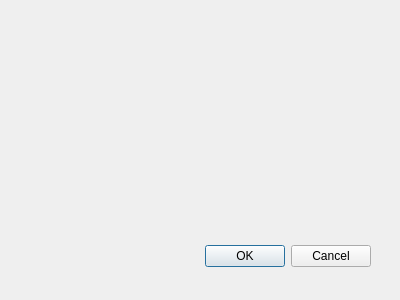
Old version of the form ui_qgistilemillexport.ui in the repository yuletide/QGISTileMillExport.
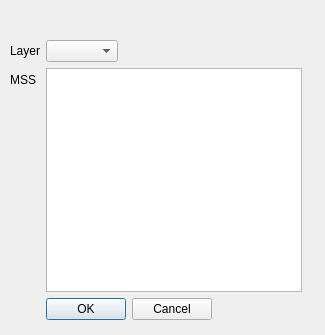
New version of the form.

Commit message: added new dialog box

Patch:
```diff
--- a/ui_qgistilemillexport.ui
+++ b/ui_qgistilemillexport.ui
@@ -1,32 +1,67 @@
 <ui version="4.0" >
  <class>QGISTileMillExport</class>
- <widget class="QDialog" name="QGISTileMillExport" >
-  <property name="geometry" >
+ <widget class="QDialog" name="QGISTileMillExport">
+  <property name="geometry">
    <rect>
     <x>0</x>
     <y>0</y>
-    <width>400</width>
-    <height>300</height>
+    <width>325</width>
+    <height>335</height>
    </rect>
   </property>
   <property name="windowTitle" >
    <string>QGISTileMillExport</string>
   </property>
-  <widget class="QDialogButtonBox" name="buttonBox" >
-   <property name="geometry" >
+  <widget class="QWidget" name="">
+   <property name="geometry">
     <rect>
-     <x>30</x>
-     <y>240</y>
-     <width>341</width>
-     <height>32</height>
+     <x>10</x>
+     <y>40</y>
+     <width>300</width>
+     <height>280</height>
     </rect>
    </property>
-   <property name="orientation" >
-    <enum>Qt::Horizontal</enum>
-   </property>
-   <property name="standardButtons" >
-    <set>QDialogButtonBox::Cancel|QDialogButtonBox::Ok</set>
-   </property>
+   <layout class="QFormLayout" name="formLayout">
+    <property name="fieldGrowthPolicy">
+     <enum>QFormLayout::FieldsStayAtSizeHint</enum>
+    </property>
+    <item row="0" column="0">
+     <widget class="QLabel" name="label_3">
+      <property name="text">
+       <string>Layer</string>
+      </property>
+      <property name="alignment">
+       <set>Qt::AlignRight|Qt::AlignTrailing|Qt::AlignVCenter</set>
+      </property>
+     </widget>
+    </item>
+    <item row="0" column="1">
+     <widget class="QComboBox" name="layerInput"/>
+    </item>
+    <item row="2" column="0">
+     <widget class="QLabel" name="label">
+      <property name="text">
+       <string>MSS</string>
+      </property>
+      <property name="alignment">
+       <set>Qt::AlignRight|Qt::AlignTrailing|Qt::AlignVCenter</set>
+      </property>
+     </widget>
+    </item>
+    <item row="2" column="1">
+     <widget class="QPlainTextEdit" name="mssTextBox"/>
+    </item>
+    <item row="3" column="1">
+     <widget class="QDialogButtonBox" name="buttonBox">
+      <property name="orientation">
+       <enum>Qt::Horizontal</enum>
+      </property>
+      <property name="standardButtons">
+       <set>QDialogButtonBox::Cancel|QDialogButtonBox::Ok</set>
+      </property>
+     </widget>
+    </item>
+   </layout>
   </widget>
  </widget>
  <resources/>
```
Left out of the diff: 13 changed lines with no effect on the pictures. The commit also changes 3 other files.
